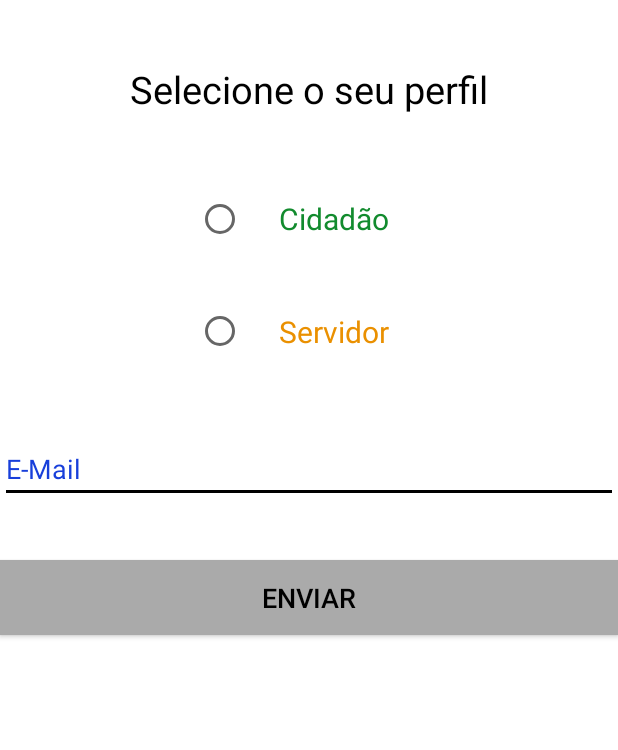
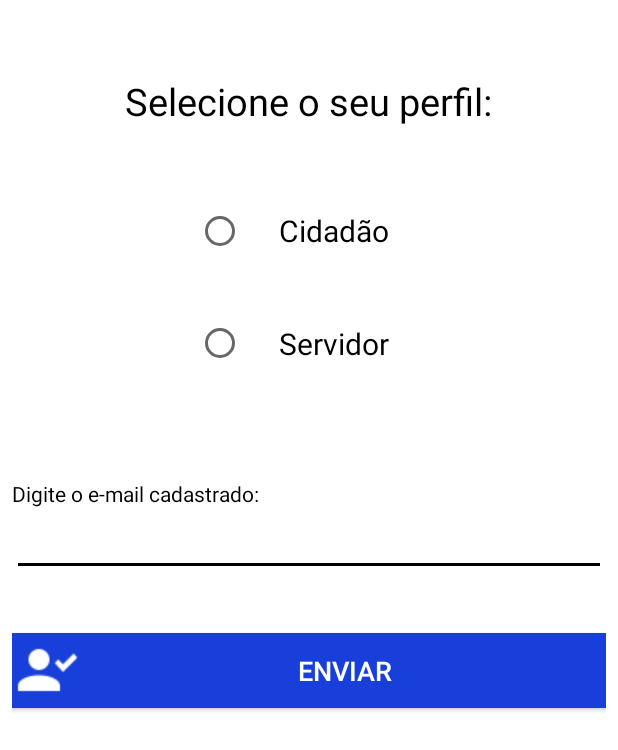
Before and after one commit to apdiegosilva/City360, an Android app: the EsqueciSenhaActivity screen opened directly, with no data from a screen before it, after a tap on "ENVIAR", on a phone screen of 412 x 824 dp. Shown: the top 750 px of the screen. Run offline under Robolectric (Android 15) with nearby library versions, the phone set to English and light mode, and no system bars.

Commit message:
Terminado tela redefinir senha

```diff
--- a/app/src/main/java/city360/fernandosoares/com/city360/EsqueciSenhaActivity.java
+++ b/app/src/main/java/city360/fernandosoares/com/city360/EsqueciSenhaActivity.java
@@ -1,11 +1,15 @@
 package city360.fernandosoares.com.city360;
 
+import android.content.DialogInterface;
 import android.content.Intent;
+import android.support.v7.app.AlertDialog;
 import android.support.v7.app.AppCompatActivity;
 import android.os.Bundle;
 import android.view.View;
 import android.widget.Button;
 import android.widget.RadioButton;
+import android.widget.RadioGroup;
+import android.widget.TextView;
 import android.widget.Toast;
 
 public class EsqueciSenhaActivity extends AppCompatActivity {
@@ -13,7 +17,8 @@ public class EsqueciSenhaActivity extends AppCompatActivity {
     private Button btnEnviar;
     private RadioButton rbtCidadao;
     private RadioButton rbtServidor;
-
+    private TextView txtEmail;
+    private RadioGroup rdgPerfil;
 
     @Override
     protected void onCreate(Bundle savedInstanceState) {
@@ -22,10 +27,32 @@ public class EsqueciSenhaActivity extends AppCompatActivity {
         btnEnviar = (Button) findViewById(R.id.btnEnviarId);
         rbtCidadao = (RadioButton) findViewById(R.id.rbtCidadaoId);
         rbtServidor = (RadioButton) findViewById(R.id.rbtServidorId);
+        txtEmail = (TextView) findViewById(R.id.txtEmail);
+        rdgPerfil = (RadioGroup) findViewById(R.id.radioGrupoId);
 
         btnEnviar.setOnClickListener(new View.OnClickListener() {
             @Override
             public void onClick(View view) {
+                String email = txtEmail.getText().toString().trim();
+                Integer perfil = rdgPerfil.getCheckedRadioButtonId();
+                if(email.equals("")){
+                    Toast.makeText(EsqueciSenhaActivity.this, "Insira todos os dados antes de prosseguir!", Toast.LENGTH_SHORT).show();
+                }else{
+                    AlertDialog.Builder dialog;
+                    dialog = new AlertDialog.Builder(EsqueciSenhaActivity.this);
+                    dialog.setTitle("Confirmar os dados ? ");
+                    dialog.setMessage("Email: "+email+"\n"+
+                                    "Perfil: "+perfil);
+                    dialog.setCancelable(false);
+                    dialog.setIcon(android.R.drawable.ic_dialog_info);
+                    dialog.setNegativeButton("Não", new DialogInterface.OnClickListener() {
+                        @Override
+                        public void onClick(DialogInterface dialog, int which) {
+                        }
+                    });
+                    dialog.setPositiveButton("Sim", new DialogInterface.OnClickListener() {
+                        @Override
+                        public void onClick(DialogInterface dialog, int which) {
                             if (rbtCidadao.isChecked()) {
                                 Toast.makeText(EsqueciSenhaActivity.this, "E-mail de redefinição de senha enviado com Sucesso!",
                                         Toast.LENGTH_LONG).show();
@@ -37,6 +64,13 @@ public class EsqueciSenhaActivity extends AppCompatActivity {
                                         Toast.LENGTH_LONG).show();
                                 startActivity(new Intent(EsqueciSenhaActivity.this, LoginServidorActivity.class));
                             }
+                        }
+                    });
+                    dialog.create();
+                    dialog.show();
+
+                }
+
 
 
             }
--- a/app/src/main/res/layout/activity_esqueci_senha.xml
+++ b/app/src/main/res/layout/activity_esqueci_senha.xml
@@ -5,21 +5,23 @@
     android:layout_width="match_parent"
     android:layout_height="match_parent"
     android:background="@color/Fundo_app"
+    android:padding="8dp"
     tools:context="city360.fernandosoares.com.city360.EsqueciSenhaActivity">
 
     <Button
         android:id="@+id/btnEnviarId"
         android:layout_width="340dp"
         android:layout_height="50dp"
-        android:layout_alignEnd="@+id/editText"
-        android:layout_alignLeft="@+id/editText"
-        android:layout_alignRight="@+id/editText"
-        android:layout_alignStart="@+id/editText"
-        android:layout_below="@+id/editText"
+        android:layout_alignEnd="@+id/txtEmail"
+        android:layout_alignLeft="@+id/txtEmail"
+        android:layout_alignRight="@+id/txtEmail"
+        android:layout_alignStart="@+id/txtEmail"
+        android:layout_below="@+id/txtEmail"
         android:layout_marginTop="38dp"
-        android:background="@android:color/darker_gray"
+        android:background="@color/Azul"
+        android:drawableLeft="@drawable/entrar"
         android:text="Enviar"
-        android:textColor="@color/texto_meio_tela"
+        android:textColor="@color/Fundo_app"
         android:textSize="18dp" />
 
     <TextView
@@ -29,7 +31,7 @@
         android:layout_alignParentTop="true"
         android:layout_centerHorizontal="true"
         android:layout_marginTop="42dp"
-        android:text="Selecione o seu perfil"
+        android:text="Selecione o seu perfil:"
         android:textColor="@color/Texto_city"
         android:textSize="25sp"
         tools:layout_editor_absoluteX="139dp"
@@ -49,7 +51,7 @@
             android:layout_height="wrap_content"
             android:layout_weight="1"
             android:text="     Cidadão"
-            android:textColor="@color/Verde"
+            android:textColor="@color/colorAccent"
             android:textSize="20sp" />
 
         <RadioButton
@@ -58,23 +60,31 @@
             android:layout_height="wrap_content"
             android:layout_weight="1"
             android:text="     Servidor"
-            android:textColor="@color/Laranja"
+            android:textColor="@color/colorAccent"
             android:textSize="20sp" />
     </RadioGroup>
 
     <EditText
-        android:id="@+id/editText"
-        android:layout_width="340dp"
+        android:id="@+id/txtEmail"
+        android:layout_width="match_parent"
         android:layout_height="wrap_content"
-        android:layout_alignParentEnd="true"
         android:layout_alignParentLeft="true"
-        android:layout_alignParentRight="true"
         android:layout_alignParentStart="true"
         android:layout_below="@+id/radioGrupoId"
-        android:layout_marginTop="31dp"
+        android:layout_marginTop="72dp"
         android:ems="10"
-        android:hint="E-Mail "
         android:inputType="textPersonName"
         android:textColorHint="@color/Azul" />
 
+    <TextView
+        android:id="@+id/textView9"
+        android:layout_width="match_parent"
+        android:layout_height="wrap_content"
+        android:layout_above="@+id/btnEnviarId"
+        android:layout_alignParentLeft="true"
+        android:layout_alignParentStart="true"
+        android:layout_marginBottom="45dp"
+        android:text="Digite o e-mail cadastrado:"
+        android:textColor="@color/colorAccent" />
+
 </RelativeLayout>
```
Lines whose indentation alone changed are shown as unchanged.
